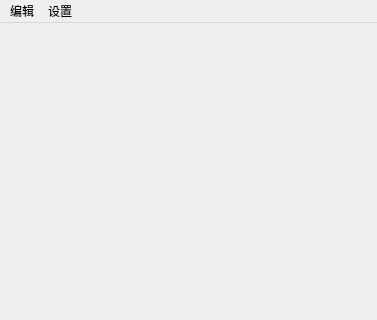
Qt form Faith/moduleInstaller/Faith/modules/Faith/scripts/Faith/Tools/BS_Manager/UI/MainWin.ui (Faith0521/Faith_Proj) before a commit; both pictures show x 0 to 377 and y 0 to 320 of the 377 by 625 pixel window.
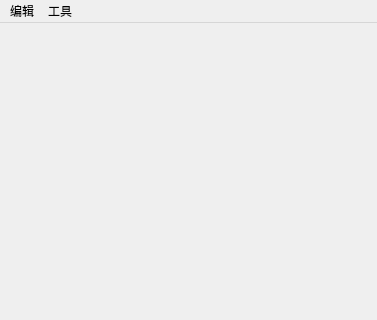
The same form after that commit.

```diff
--- a/Faith/moduleInstaller/Faith/modules/Faith/scripts/Faith/Tools/BS_Manager/UI/MainWin.ui
+++ b/Faith/moduleInstaller/Faith/modules/Faith/scripts/Faith/Tools/BS_Manager/UI/MainWin.ui
@@ -38,7 +38,7 @@
    </widget>
    <widget class="QMenu" name="menuSettings">
     <property name="title">
-     <string>设置</string>
+     <string>工具</string>
     </property>
     <addaction name="action"/>
    </widget>
```
